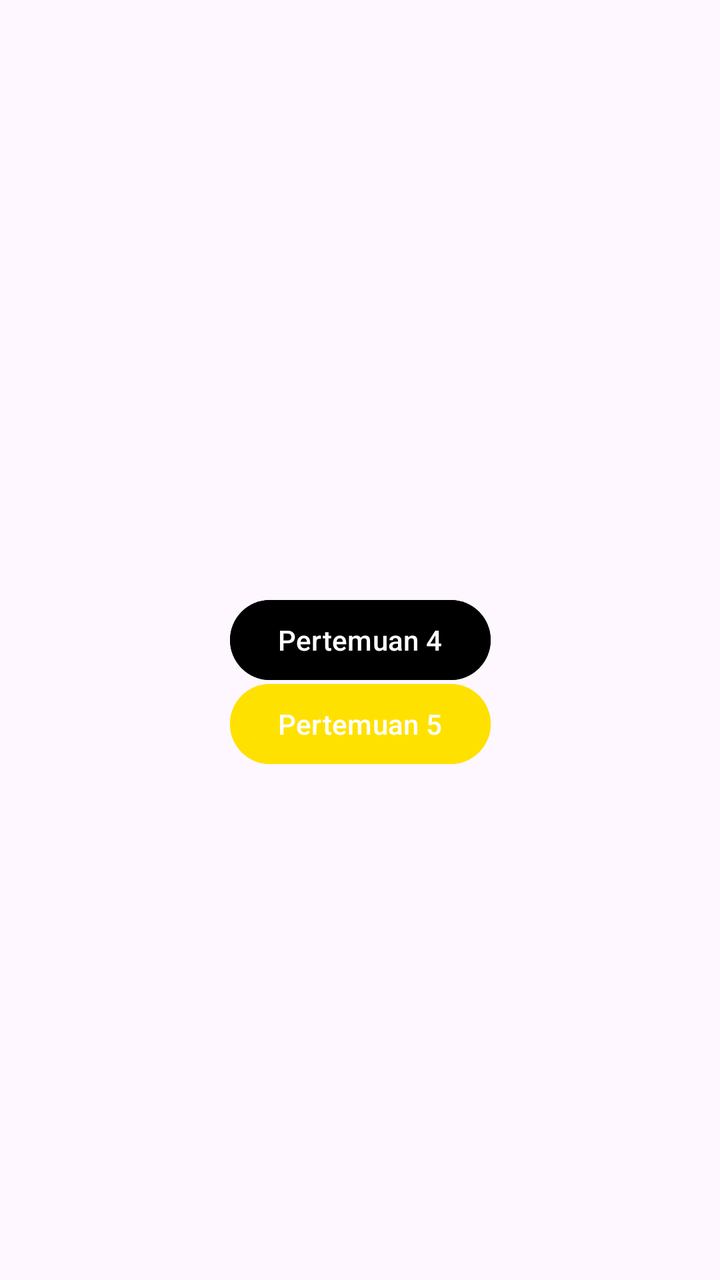
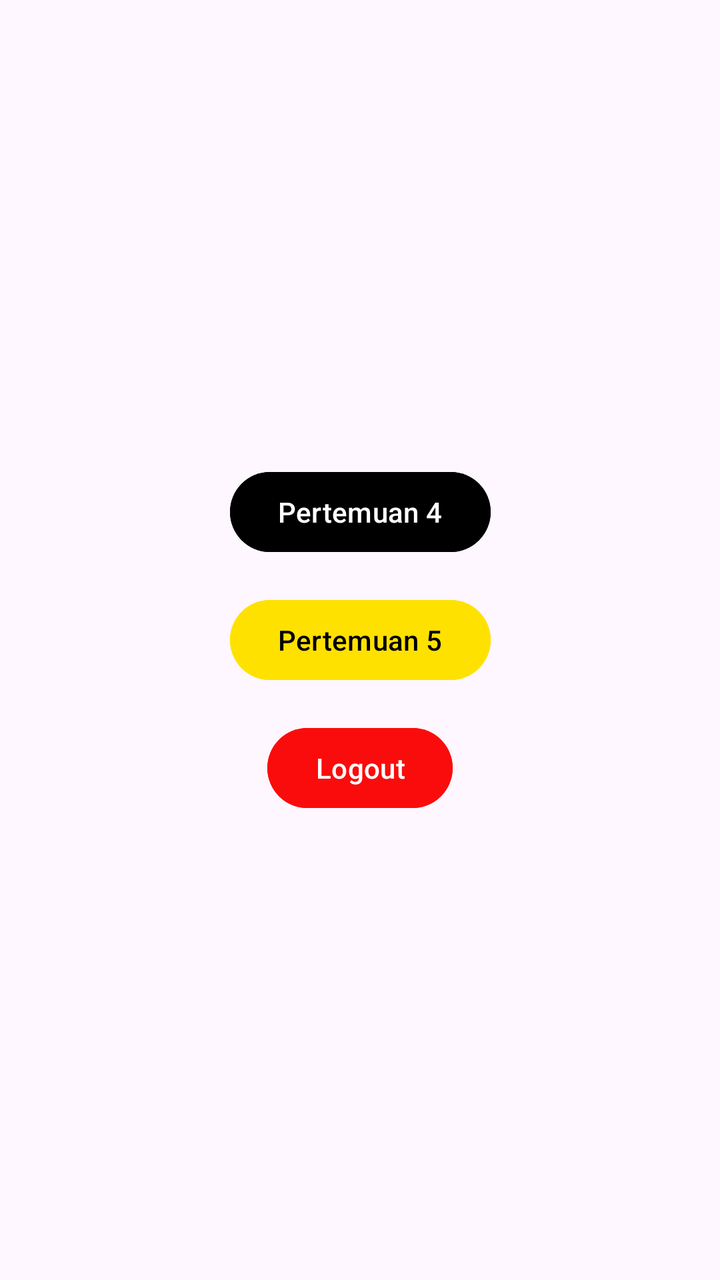

An Android layout rendered at two revisions. The XML below is the earlier revision; the diff shows what the commit changed to produce the second picture.
<!-- AndroidManifest.xml: application theme Theme.Fadhil3TIE -->
<!-- res/layout/activity_main.xml -->
<?xml version="1.0" encoding="utf-8"?>
<androidx.constraintlayout.widget.ConstraintLayout xmlns:android="http://schemas.android.com/apk/res/android"
    xmlns:app="http://schemas.android.com/apk/res-auto"
    xmlns:tools="http://schemas.android.com/tools"
    android:id="@+id/main"
    android:layout_width="match_parent"
    android:layout_height="match_parent"
    tools:context=".MainActivity">

    <Button
        android:id="@+id/btnToFourth"
        android:layout_width="wrap_content"
        android:layout_height="wrap_content"
        android:backgroundTint="@color/black"
        android:text="Pertemuan 4"
        app:layout_constraintBottom_toBottomOf="parent"
        app:layout_constraintEnd_toEndOf="parent"
        app:layout_constraintStart_toStartOf="parent"
        app:layout_constraintTop_toTopOf="parent" />

    <Button
        android:id="@+id/btnToFifth"
        android:layout_width="wrap_content"
        android:layout_height="wrap_content"
        android:text="Pertemuan 5"
        android:backgroundTint="@color/yellow"
        app:layout_constraintBottom_toBottomOf="parent"
        app:layout_constraintEnd_toEndOf="parent"
        app:layout_constraintStart_toStartOf="parent"
        app:layout_constraintTop_toTopOf="parent"
        app:layout_constraintVertical_bias="0.571" />
</androidx.constraintlayout.widget.ConstraintLayout>
<!-- resources referenced by this layout -->
<resources>
  <color name="black">#FF000000</color>
  <color name="yellow">#FFE100</color>
  <style name="Theme.Fadhil3TIE" parent="Base.Theme.Fadhil3TIE" />
  <style name="Base.Theme.Fadhil3TIE" parent="Theme.Material3.DayNight.NoActionBar">
          
          
      </style>
</resources>

<!-- the commit's change to res/layout/activity_main.xml (unified diff, before → after) -->
@@ -13,20 +13,34 @@
         android:layout_height="wrap_content"
         android:backgroundTint="@color/black"
         android:text="Pertemuan 4"
-        app:layout_constraintBottom_toBottomOf="parent"
+        app:layout_constraintBottom_toTopOf="@+id/btnToFifth"
         app:layout_constraintEnd_toEndOf="parent"
         app:layout_constraintStart_toStartOf="parent"
-        app:layout_constraintTop_toTopOf="parent" />
+        app:layout_constraintTop_toTopOf="parent"
+        app:layout_constraintVertical_chainStyle="packed" />
 
     <Button
         android:id="@+id/btnToFifth"
         android:layout_width="wrap_content"
         android:layout_height="wrap_content"
+        android:layout_marginTop="16dp"
+        android:backgroundTint="@color/yellow"
         android:text="Pertemuan 5"
-        android:backgroundTint="@color/yellow"
+        android:textColor="@color/black"
+        app:layout_constraintBottom_toTopOf="@+id/btnLogout"
+        app:layout_constraintEnd_toEndOf="parent"
+        app:layout_constraintStart_toStartOf="parent"
+        app:layout_constraintTop_toBottomOf="@+id/btnToFourth" />
+
+    <Button
+        android:id="@+id/btnLogout"
+        android:layout_width="wrap_content"
+        android:layout_height="wrap_content"
+        android:layout_marginTop="16dp"
+        android:backgroundTint="@color/red"
+        android:text="Logout"
         app:layout_constraintBottom_toBottomOf="parent"
         app:layout_constraintEnd_toEndOf="parent"
         app:layout_constraintStart_toStartOf="parent"
-        app:layout_constraintTop_toTopOf="parent"
-        app:layout_constraintVertical_bias="0.571" />
+        app:layout_constraintTop_toBottomOf="@+id/btnToFifth" />
 </androidx.constraintlayout.widget.ConstraintLayout>
<!-- resource entries referenced after the edit -->
@@ -1,6 +1,7 @@
 <!-- resources referenced by this layout -->
 <resources>
   <color name="black">#FF000000</color>
+  <color name="red">#FB0C0C</color>
   <color name="yellow">#FFE100</color>
   <style name="Theme.Fadhil3TIE" parent="Base.Theme.Fadhil3TIE" />
   <style name="Base.Theme.Fadhil3TIE" parent="Theme.Material3.DayNight.NoActionBar">
